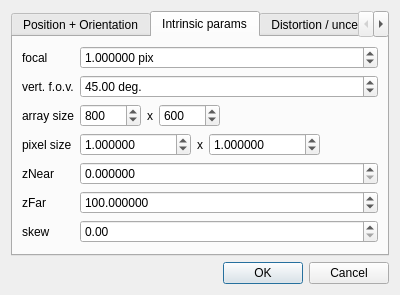
Old version of the form qCC/ui_templates/camSensorProjectDlg.ui in the repository archeos/cloudcompare-archeos.
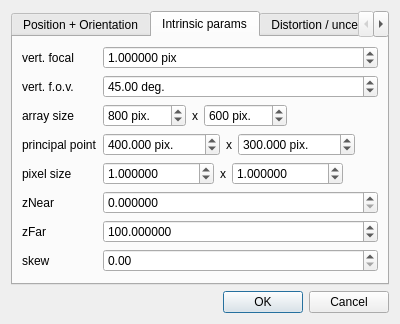
New version of the form.

```diff
--- a/qCC/ui_templates/camSensorProjectDlg.ui
+++ b/qCC/ui_templates/camSensorProjectDlg.ui
@@ -7,7 +7,7 @@
     <x>0</x>
     <y>0</y>
     <width>400</width>
-    <height>272</height>
+    <height>300</height>
    </rect>
   </property>
   <property name="windowTitle">
@@ -171,7 +171,7 @@
        <item row="0" column="0">
         <widget class="QLabel" name="label">
          <property name="text">
-          <string>focal</string>
+          <string>vert. focal</string>
          </property>
         </widget>
        </item>
@@ -231,6 +231,9 @@
            <property name="toolTip">
             <string>CCD array width (pixels)</string>
            </property>
+           <property name="suffix">
+            <string> pix.</string>
+           </property>
            <property name="maximum">
             <number>65536</number>
            </property>
@@ -254,6 +257,9 @@
            <property name="toolTip">
             <string>CCD array height (pixels)</string>
            </property>
+           <property name="suffix">
+            <string> pix.</string>
+           </property>
            <property name="maximum">
             <number>65536</number>
            </property>
@@ -280,7 +286,7 @@
          </item>
         </layout>
        </item>
-       <item row="3" column="0">
+       <item row="4" column="0">
         <widget class="QLabel" name="label_3">
          <property name="toolTip">
           <string>Pixel size (metric units)</string>
@@ -290,7 +296,7 @@
          </property>
         </widget>
        </item>
-       <item row="3" column="1">
+       <item row="4" column="1">
         <layout class="QHBoxLayout" name="horizontalLayout_2">
          <item>
           <widget class="QDoubleSpinBox" name="pixWDoubleSpinBox">
@@ -346,14 +352,14 @@
          </item>
         </layout>
        </item>
-       <item row="4" column="0">
+       <item row="5" column="0">
         <widget class="QLabel" name="label_11">
          <property name="text">
           <string>zNear</string>
          </property>
         </widget>
        </item>
-       <item row="4" column="1">
+       <item row="5" column="1">
         <widget class="QDoubleSpinBox" name="zNearDoubleSpinBox">
          <property name="toolTip">
           <string>Near cutting plane (CCD pixel width (metric units - for display)</string>
@@ -366,14 +372,14 @@
          </property>
         </widget>
        </item>
-       <item row="5" column="0">
+       <item row="6" column="0">
         <widget class="QLabel" name="label_12">
          <property name="text">
           <string>zFar</string>
          </property>
         </widget>
        </item>
-       <item row="5" column="1">
+       <item row="6" column="1">
         <widget class="QDoubleSpinBox" name="zFarDoubleSpinBox">
          <property name="toolTip">
           <string>Far cutting plane (CCD pixel width (metric units - for display)</string>
@@ -389,14 +395,14 @@
          </property>
         </widget>
        </item>
-       <item row="6" column="0">
+       <item row="7" column="0">
         <widget class="QLabel" name="label_4">
          <property name="text">
           <string>skew</string>
          </property>
         </widget>
        </item>
-       <item row="6" column="1">
+       <item row="7" column="1">
         <widget class="QDoubleSpinBox" name="skewDoubleSpinBox">
          <property name="toolTip">
           <string>Skew parameter</string>
@@ -406,6 +412,81 @@
          </property>
         </widget>
        </item>
+       <item row="3" column="1">
+        <layout class="QHBoxLayout" name="horizontalLayout_3">
+         <item>
+          <widget class="QDoubleSpinBox" name="cxDoubleSpinBox">
+           <property name="toolTip">
+            <string>Principal point X coordinate (in pixels)</string>
+           </property>
+           <property name="suffix">
+            <string> pix.</string>
+           </property>
+           <property name="decimals">
+            <number>3</number>
+           </property>
+           <property name="minimum">
+            <double>-100000.000000000000000</double>
+           </property>
+           <property name="maximum">
+            <double>1000000.000000000000000</double>
+           </property>
+           <property name="value">
+            <double>400.000000000000000</double>
+           </property>
+          </widget>
+         </item>
+         <item>
+          <widget class="QLabel" name="label_16">
+           <property name="text">
+            <string>x</string>
+           </property>
+          </widget>
+         </item>
+         <item>
+          <widget class="QDoubleSpinBox" name="cyDoubleSpinBox">
+           <property name="toolTip">
+            <string>Principal point Y coordinate (in pixels)</string>
+           </property>
+           <property name="suffix">
+            <string> pix.</string>
+           </property>
+           <property name="decimals">
+            <number>3</number>
+           </property>
+           <property name="minimum">
+            <double>-1000000.000000000000000</double>
+           </property>
+           <property name="maximum">
+            <double>10000000.000000000000000</double>
+           </property>
+           <property name="value">
+            <double>300.000000000000000</double>
+           </property>
+          </widget>
+         </item>
+         <item>
+          <spacer name="horizontalSpacer_3">
+           <property name="orientation">
+            <enum>Qt::Horizontal</enum>
+           </property>
+           <property name="sizeHint" stdset="0">
+            <size>
+             <width>40</width>
+             <height>20</height>
+            </size>
+           </property>
+          </spacer>
+         </item>
+        </layout>
+       </item>
+       <item row="3" column="0">
+        <widget class="QLabel" name="label_9">
+         <property name="text">
+          <string>principal point</string>
+         </property>
+        </widget>
+       </item>
       </layout>
      </widget>
      <widget class="QWidget" name="tab">
```
Left out of the diff: 2 changed lines with no effect on the pictures.
